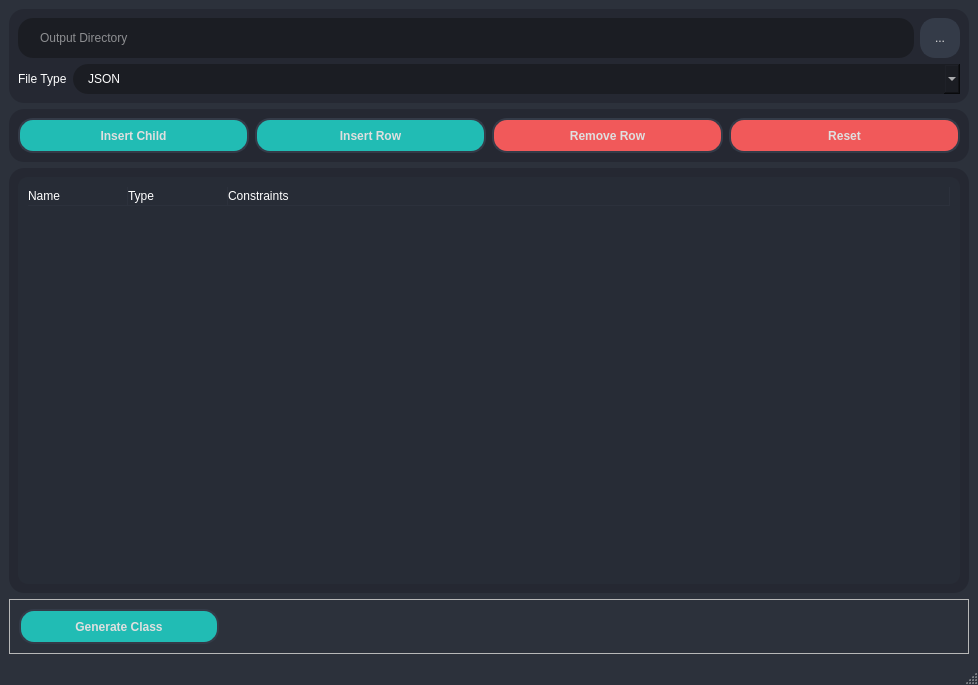
Old version of the form src/GUI/forms/mainwindow.ui in the repository islamwagih/Class-Generator.
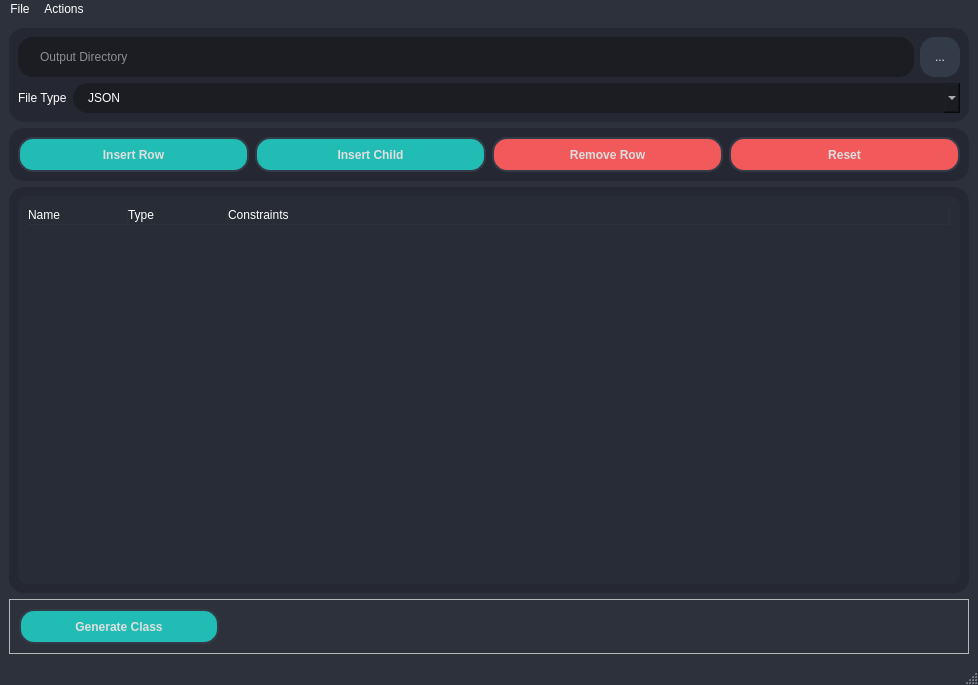
New version of the form. Icons and pictures are not drawn.

Commit message: Add menubar and shortcuts

Diff of the .ui file:
```diff
--- a/src/GUI/forms/mainwindow.ui
+++ b/src/GUI/forms/mainwindow.ui
@@ -26,7 +26,44 @@
   <property name="styleSheet">
    <string notr="true">#MainWindow{
 	background-color: rgb(44, 49, 59);
-}</string>
+}
+
+QMenuBar {
+    background-color: rgb(44, 49, 59);
+}
+
+QMenuBar::height {
+    height: 30px;
+}
+
+QMenuBar::item {
+    color: white;
+}
+
+QMenuBar::item:hover {
+    background-color: rgb(51, 57, 68);
+}
+
+QMenuBar::item:selected {
+    background-color: rgb(51, 57, 68);
+}
+
+QMenu {
+    background-color: rgb(44, 49, 59);
+}
+
+QMenu::item {
+    color: white;
+}
+
+QMenu::item:hover {
+    background-color: rgb(51, 57, 68);
+}
+
+QMenu::item:selected {
+    background-color: rgb(51, 57, 68);
+}
+</string>
   </property>
   <widget class="QWidget" name="centralWidget">
    <property name="styleSheet">
@@ -197,7 +234,44 @@
        <enum>QFrame::Raised</enum>
       </property>
       <layout class="QGridLayout" name="gridLayout_2">
-       <item row="1" column="3">
+       <item row="1" column="1">
+        <widget class="QPushButton" name="insertChildBtn">
+         <property name="minimumSize">
+          <size>
+           <width>200</width>
+           <height>35</height>
+          </size>
+         </property>
+         <property name="font">
+          <font>
+           <bold>true</bold>
+          </font>
+         </property>
+         <property name="styleSheet">
+          <string notr="true">QPushButton {
+	border: 2px solid rgb(52, 59, 72);
+	background-color: rgb(33, 188, 180);
+	color: rgb(223, 223, 223);
+	border-radius: 15px;
+}
+
+QPushButton:hover {	
+	background-color: rgb(84, 195, 195);
+	border: 2px solid rgb(43, 50, 61);
+}
+
+
+QPushButton:pressed {	
+	background-color: rgb(25, 154, 147);
+	border: 2px solid rgb(43, 50, 61);
+}</string>
+         </property>
+         <property name="text">
+          <string>Insert Child</string>
+         </property>
+        </widget>
+       </item>
+       <item row="1" column="4">
         <widget class="QPushButton" name="resetBtn">
          <property name="minimumSize">
           <size>
@@ -207,7 +281,6 @@
          </property>
          <property name="font">
           <font>
-           <weight>75</weight>
            <bold>true</bold>
           </font>
          </property>
@@ -229,7 +302,7 @@
          </property>
         </widget>
        </item>
-       <item row="1" column="2">
+       <item row="1" column="3">
         <widget class="QPushButton" name="removeRowBtn">
          <property name="minimumSize">
           <size>
@@ -239,7 +312,6 @@
          </property>
          <property name="font">
           <font>
-           <weight>75</weight>
            <bold>true</bold>
           </font>
          </property>
@@ -262,44 +334,6 @@
         </widget>
        </item>
        <item row="1" column="0">
-        <widget class="QPushButton" name="insertChildBtn">
-         <property name="minimumSize">
-          <size>
-           <width>200</width>
-           <height>35</height>
-          </size>
-         </property>
-         <property name="font">
-          <font>
-           <weight>75</weight>
-           <bold>true</bold>
-          </font>
-         </property>
-         <property name="styleSheet">
-          <string notr="true">QPushButton {
-	border: 2px solid rgb(52, 59, 72);
-	background-color: rgb(33, 188, 180);
-	color: rgb(223, 223, 223);
-	border-radius: 15px;
-}
-
-QPushButton:hover {	
-	background-color: rgb(84, 195, 195);
-	border: 2px solid rgb(43, 50, 61);
-}
-
-
-QPushButton:pressed {	
-	background-color: rgb(25, 154, 147);
-	border: 2px solid rgb(43, 50, 61);
-}</string>
-         </property>
-         <property name="text">
-          <string>Insert Child</string>
-         </property>
-        </widget>
-       </item>
-       <item row="1" column="1">
         <widget class="QPushButton" name="insertRowBn">
          <property name="minimumSize">
           <size>
@@ -309,7 +343,6 @@
          </property>
          <property name="font">
           <font>
-           <weight>75</weight>
            <bold>true</bold>
           </font>
          </property>
@@ -668,6 +701,25 @@
      <height>26</height>
     </rect>
    </property>
+   <widget class="QMenu" name="menuFile">
+    <property name="title">
+     <string>File</string>
+    </property>
+    <addaction name="actionSave"/>
+    <addaction name="actionLoad"/>
+   </widget>
+   <widget class="QMenu" name="menuActions">
+    <property name="title">
+     <string>Actions</string>
+    </property>
+    <addaction name="actionInsert_Row"/>
+    <addaction name="actionInsert_Child"/>
+    <addaction name="separator"/>
+    <addaction name="actionRemove_Row"/>
+    <addaction name="actionReset"/>
+   </widget>
+   <addaction name="menuFile"/>
+   <addaction name="menuActions"/>
   </widget>
   <widget class="QStatusBar" name="statusbar"/>
  </widget>
```
Left out of the diff: 49 changed lines with no effect on the pictures.
